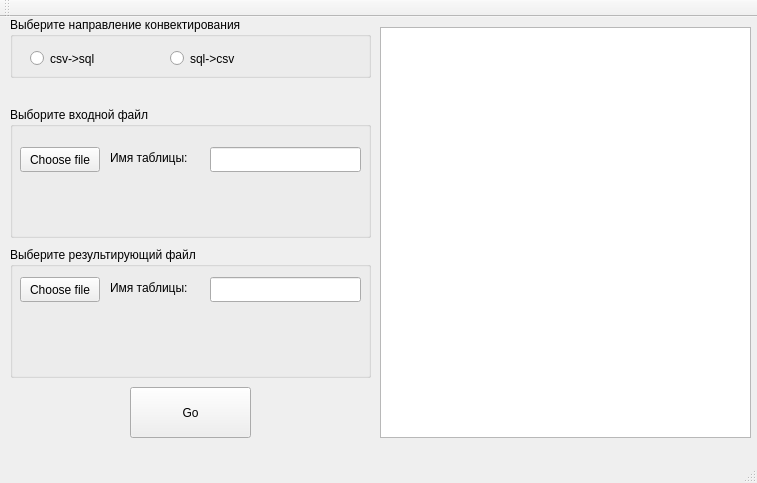
First picture: the form in mainwindow.ui, repository korovenko-tatyana/sqlconv_without_types, before the edit.
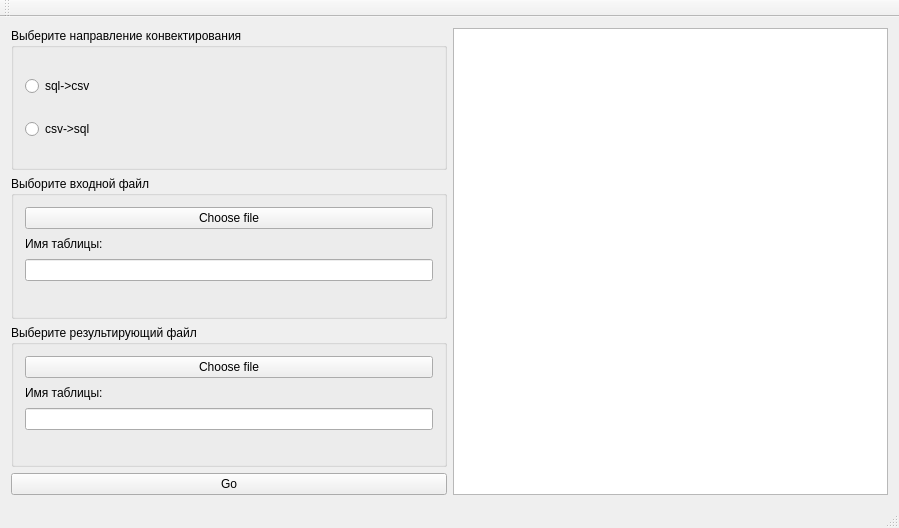
Second picture: the form after the edit.

Commit message: Чистка + интерфейс

What changed in the file:
```diff
--- a/mainwindow.ui
+++ b/mainwindow.ui
@@ -6,200 +6,124 @@
    <rect>
     <x>0</x>
     <y>0</y>
-    <width>757</width>
-    <height>483</height>
+    <width>899</width>
+    <height>528</height>
    </rect>
   </property>
   <property name="windowTitle">
    <string>MainWindow</string>
   </property>
+  <property name="layoutDirection">
+   <enum>Qt::LeftToRight</enum>
+  </property>
+  <property name="autoFillBackground">
+   <bool>true</bool>
+  </property>
   <widget class="QWidget" name="centralWidget">
-   <widget class="QTableView" name="tableView">
-    <property name="geometry">
-     <rect>
-      <x>380</x>
-      <y>10</y>
-      <width>371</width>
-      <height>411</height>
-     </rect>
-    </property>
-   </widget>
-   <widget class="QPushButton" name="go">
-    <property name="geometry">
-     <rect>
-      <x>130</x>
-      <y>370</y>
-      <width>121</width>
-      <height>51</height>
-     </rect>
-    </property>
-    <property name="text">
-     <string>Go</string>
-    </property>
-   </widget>
-   <widget class="QGroupBox" name="groupBox_4">
-    <property name="geometry">
-     <rect>
-      <x>10</x>
-      <y>90</y>
-      <width>361</width>
-      <height>131</height>
-     </rect>
-    </property>
-    <property name="title">
-     <string>Выборите входной файл</string>
-    </property>
-    <widget class="QLineEdit" name="table_name">
-     <property name="geometry">
-      <rect>
-       <x>200</x>
-       <y>40</y>
-       <width>151</width>
-       <height>25</height>
-      </rect>
-     </property>
-    </widget>
-    <widget class="QLabel" name="label">
-     <property name="geometry">
-      <rect>
-       <x>100</x>
-       <y>40</y>
-       <width>131</width>
-       <height>21</height>
-      </rect>
-     </property>
-     <property name="text">
-      <string>Имя таблицы:</string>
-     </property>
-    </widget>
-    <widget class="QPushButton" name="choose_file">
-     <property name="geometry">
-      <rect>
-       <x>10</x>
-       <y>40</y>
-       <width>80</width>
-       <height>25</height>
-      </rect>
-     </property>
-     <property name="text">
-      <string>Choose file</string>
-     </property>
-    </widget>
-    <widget class="QLabel" name="path_label_in">
-     <property name="geometry">
-      <rect>
-       <x>10</x>
-       <y>80</y>
-       <width>341</width>
-       <height>51</height>
-      </rect>
-     </property>
-     <property name="text">
-      <string/>
-     </property>
-    </widget>
-   </widget>
-   <widget class="QGroupBox" name="groupBox">
-    <property name="geometry">
-     <rect>
-      <x>10</x>
-      <y>0</y>
-      <width>361</width>
-      <height>61</height>
-     </rect>
-    </property>
-    <property name="title">
-     <string>Выберите направление конвектирования</string>
-    </property>
-    <widget class="QRadioButton" name="csv_sql">
-     <property name="geometry">
-      <rect>
-       <x>20</x>
-       <y>30</y>
-       <width>96</width>
-       <height>23</height>
-      </rect>
-     </property>
-     <property name="text">
-      <string>csv-&gt;sql</string>
-     </property>
-    </widget>
-    <widget class="QRadioButton" name="sql_csv">
-     <property name="geometry">
-      <rect>
-       <x>160</x>
-       <y>30</y>
-       <width>96</width>
-       <height>23</height>
-      </rect>
-     </property>
-     <property name="text">
-      <string>sql-&gt;csv</string>
-     </property>
-    </widget>
-   </widget>
-   <widget class="QGroupBox" name="groupBox_2">
-    <property name="geometry">
-     <rect>
-      <x>10</x>
-      <y>230</y>
-      <width>361</width>
-      <height>131</height>
-     </rect>
-    </property>
-    <property name="title">
-     <string>Выберите результирующий файл</string>
-    </property>
-    <widget class="QPushButton" name="path">
-     <property name="geometry">
-      <rect>
-       <x>10</x>
-       <y>30</y>
-       <width>80</width>
-       <height>25</height>
-      </rect>
-     </property>
-     <property name="text">
-      <string>Choose file</string>
-     </property>
-    </widget>
-    <widget class="QLabel" name="path_label">
-     <property name="geometry">
-      <rect>
-       <x>10</x>
-       <y>70</y>
-       <width>341</width>
-       <height>51</height>
-      </rect>
-     </property>
-     <property name="text">
-      <string/>
-     </property>
-    </widget>
-    <widget class="QLineEdit" name="table_name_out">
-     <property name="geometry">
-      <rect>
-       <x>200</x>
-       <y>30</y>
-       <width>151</width>
-       <height>25</height>
-      </rect>
-     </property>
-    </widget>
-    <widget class="QLabel" name="label_2">
-     <property name="geometry">
-      <rect>
-       <x>100</x>
-       <y>30</y>
-       <width>131</width>
-       <height>21</height>
-      </rect>
-     </property>
-     <property name="text">
-      <string>Имя таблицы:</string>
-     </property>
-    </widget>
-   </widget>
+   <layout class="QGridLayout" name="gridLayout">
+    <item row="0" column="1" rowspan="4">
+     <widget class="QTableView" name="tableView"/>
+    </item>
+    <item row="0" column="0">
+     <widget class="QGroupBox" name="groupBox">
+      <property name="title">
+       <string>Выберите направление конвектирования</string>
+      </property>
+      <layout class="QVBoxLayout" name="verticalLayout_3">
+       <item>
+        <widget class="QRadioButton" name="sql_csv">
+         <property name="text">
+          <string>sql-&gt;csv</string>
+         </property>
+        </widget>
+       </item>
+       <item>
+        <widget class="QRadioButton" name="csv_sql">
+         <property name="text">
+          <string>csv-&gt;sql</string>
+         </property>
+        </widget>
+       </item>
+      </layout>
+      <zorder>csv_sql</zorder>
+      <zorder>sql_csv</zorder>
+      <zorder>tableView</zorder>
+     </widget>
+    </item>
+    <item row="2" column="0">
+     <widget class="QGroupBox" name="groupBox_2">
+      <property name="title">
+       <string>Выберите результирующий файл</string>
+      </property>
+      <layout class="QVBoxLayout" name="verticalLayout_2">
+       <item>
+        <widget class="QPushButton" name="path">
+         <property name="text">
+          <string>Choose file</string>
+         </property>
+        </widget>
+       </item>
+       <item>
+        <widget class="QLabel" name="label_2">
+         <property name="text">
+          <string>Имя таблицы:</string>
+         </property>
+        </widget>
+       </item>
+       <item>
+        <widget class="QLineEdit" name="table_name_out"/>
+       </item>
+       <item>
+        <widget class="QLabel" name="path_label">
+         <property name="text">
+          <string/>
+         </property>
+        </widget>
+       </item>
+      </layout>
+     </widget>
+    </item>
+    <item row="1" column="0">
+     <widget class="QGroupBox" name="groupBox_4">
+      <property name="title">
+       <string>Выборите входной файл</string>
+      </property>
+      <layout class="QVBoxLayout" name="verticalLayout">
+       <item>
+        <widget class="QPushButton" name="choose_file">
+         <property name="text">
+          <string>Choose file</string>
+         </property>
+        </widget>
+       </item>
+       <item>
+        <widget class="QLabel" name="label">
+         <property name="text">
+          <string>Имя таблицы:</string>
+         </property>
+        </widget>
+       </item>
+       <item>
+        <widget class="QLineEdit" name="table_name"/>
+       </item>
+       <item>
+        <widget class="QLabel" name="path_label_in">
+         <property name="text">
+          <string/>
+         </property>
+        </widget>
+       </item>
+      </layout>
+     </widget>
+    </item>
+    <item row="3" column="0">
+     <widget class="QPushButton" name="go">
+      <property name="text">
+       <string>Go</string>
+      </property>
+     </widget>
+    </item>
+   </layout>
   </widget>
   <widget class="QMenuBar" name="menuBar">
    <property name="geometry">
```
Left out of the diff: 2 changed lines with no effect on the pictures. The commit also changes 7 other files.
